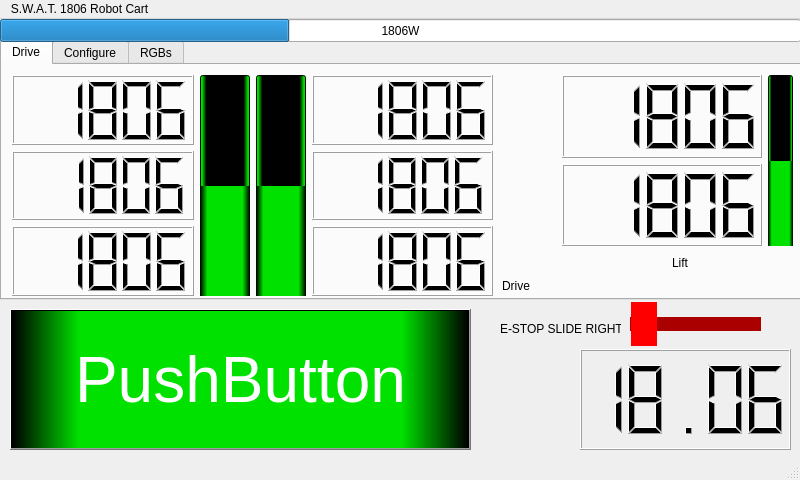
The window that cartmainwindow.ui (Dwooll94/1806-RobotCart) describes before a commit, drawn with Qt 5.
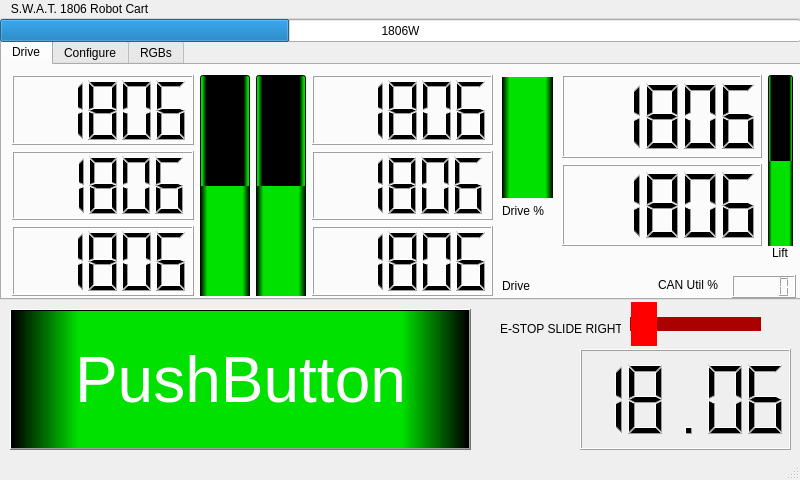
The same window after the commit. The open tabs and pages were chosen to show the change. Icons and pictures are not drawn.

Commit message: Swap to SRXes for lift, add drive slider, add resources, fix current limiting

```diff
--- a/cartmainwindow.ui
+++ b/cartmainwindow.ui
@@ -401,8 +401,8 @@
      <widget class="QLabel" name="label_3">
       <property name="geometry">
        <rect>
-        <x>670</x>
-        <y>190</y>
+        <x>770</x>
+        <y>180</y>
         <width>21</width>
         <height>16</height>
        </rect>
@@ -605,6 +605,74 @@
        </item>
       </layout>
      </widget>
+     <widget class="QLCDNumber" name="lcdCanUtil">
+      <property name="geometry">
+       <rect>
+        <x>730</x>
+        <y>210</y>
+        <width>64</width>
+        <height>23</height>
+       </rect>
+      </property>
+     </widget>
+     <widget class="QLabel" name="label_11">
+      <property name="geometry">
+       <rect>
+        <x>656</x>
+        <y>210</y>
+        <width>71</width>
+        <height>20</height>
+       </rect>
+      </property>
+      <property name="text">
+       <string>CAN Util %</string>
+      </property>
+     </widget>
+     <widget class="QProgressBar" name="driveMultiplier">
+      <property name="geometry">
+       <rect>
+        <x>500</x>
+        <y>12</y>
+        <width>51</width>
+        <height>121</height>
+       </rect>
+      </property>
+      <property name="styleSheet">
+       <string notr="true">QProgressBar {
+	width: 50px;
+	background-color:qlineargradient(spread:reflect, x1:0.5, y1:0.75, x2:1, y2:0.75, stop:0.752632 rgba(0, 0, 0, 255), stop:0.936842 rgba(0, 225, 0, 255))
+}
+
+QProgressBar::chunk{
+	background-color:qlineargradient(spread:reflect, x1:0.5, y1:0.75, x2:1, y2:0.75, stop:0.705263 rgba(0, 225, 0, 255), stop:0.994764 rgba(0, 0, 0, 255))
+}</string>
+      </property>
+      <property name="maximum">
+       <number>1000</number>
+      </property>
+      <property name="value">
+       <number>1000</number>
+      </property>
+      <property name="textVisible">
+       <bool>false</bool>
+      </property>
+      <property name="orientation">
+       <enum>Qt::Vertical</enum>
+      </property>
+     </widget>
+     <widget class="QLabel" name="label_12">
+      <property name="geometry">
+       <rect>
+        <x>500</x>
+        <y>130</y>
+        <width>57</width>
+        <height>31</height>
+       </rect>
+      </property>
+      <property name="text">
+       <string>Drive %</string>
+      </property>
+     </widget>
     </widget>
     <widget class="QWidget" name="configureWidgetPage">
      <attribute name="title">
```
Left out of the diff: 12 changed lines with no effect on the pictures. The commit also changes 10 other files.
